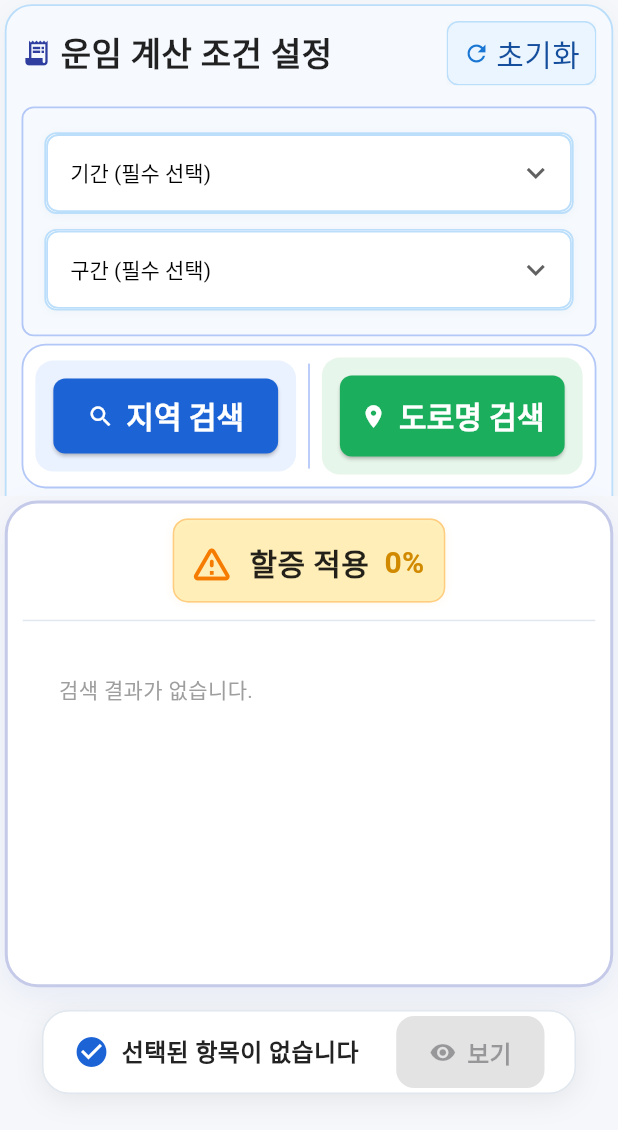
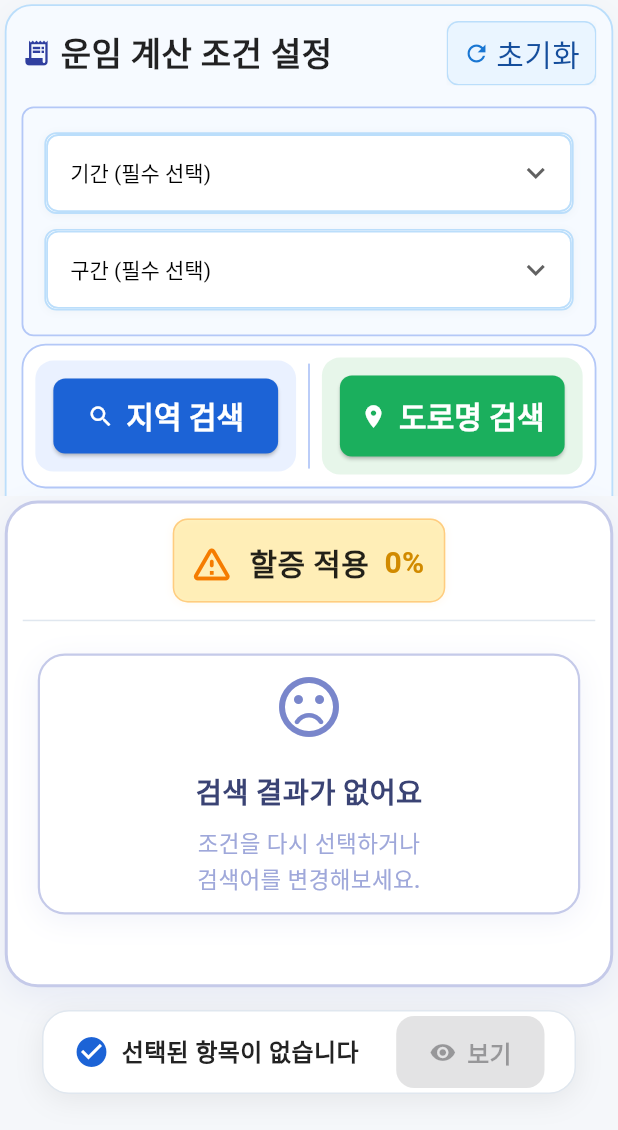
Before and after one commit to jang1231111/line-all-company, a Flutter app: the screen it shows after launch, on a phone screen of 412 x 824 dp, the part 106-1236 px from its top. Run offline on Flutter 3.47's test engine with Material 3 defaults, Android fonts, the phone set to English and light mode, and no system bars; our stand-ins replace dio, flutter_riverpod, flutter_screenutil, freezed_annotation, pretty_dio_logger.

Commit message:
🎨  검색 결과가 없을 때 UI 수정

```diff
--- a/lib/features/condition/presentation/widgets/fare_result_table.dart
+++ b/lib/features/condition/presentation/widgets/fare_result_table.dart
@@ -121,11 +121,62 @@ class FareResultTable extends ConsumerWidget {
             ),
             const Divider(height: 24, thickness: 1, color: Color(0xFFE0E7EF)),
             if (results.isEmpty)
-              const Padding(
-                padding: EdgeInsets.all(24),
-                child: Text(
-                  '검색 결과가 없습니다.',
-                  style: TextStyle(color: Colors.grey),
+              Padding(
+                padding: const EdgeInsets.symmetric(
+                  horizontal: 10,
+                  vertical: 10,
+                ),
+                child: Center(
+                  child: Container(
+                    width: double.infinity,
+                    padding: const EdgeInsets.symmetric(vertical: 10),
+                    decoration: BoxDecoration(
+                      color: Colors.white,
+                      borderRadius: BorderRadius.circular(18),
+                      border: Border.all(
+                        color: Colors.indigo.shade100,
+                        width: 1.5,
+                      ),
+                      boxShadow: [
+                        BoxShadow(
+                          color: Colors.indigo.withOpacity(0.07),
+                          blurRadius: 16,
+                          offset: const Offset(0, 4),
+                        ),
+                      ],
+                    ),
+                    child: Column(
+                      mainAxisSize: MainAxisSize.min,
+                      children: [
+                        Icon(
+                          Icons.sentiment_dissatisfied_rounded,
+                          color: Colors.indigo.shade300,
+                          size: 48,
+                        ),
+                        const SizedBox(height: 18),
+                        const Text(
+                          '검색 결과가 없어요',
+                          style: TextStyle(
+                            color: Color(0xFF3A4374),
+                            fontSize: 19,
+                            fontWeight: FontWeight.bold,
+                            letterSpacing: 0.2,
+                          ),
+                        ),
+                        const SizedBox(height: 8),
+                        Text(
+                          '조건을 다시 선택하거나\n검색어를 변경해보세요.',
+                          textAlign: TextAlign.center,
+                          style: TextStyle(
+                            color: Colors.indigo.shade200,
+                            fontSize: 15,
+                            fontWeight: FontWeight.w500,
+                            height: 1.5,
+                          ),
+                        ),
+                      ],
+                    ),
+                  ),
                 ),
               )
             else
```
